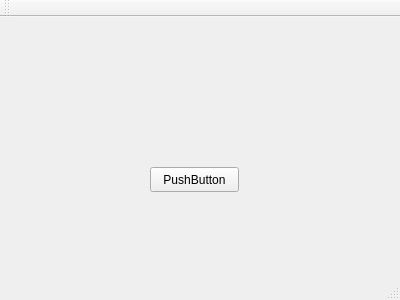
Above: Math_Game/mainwindow.ui from JayHacks2017-SC-BI-TD-BQ/Math-Game before the change. Below: the same form after it.
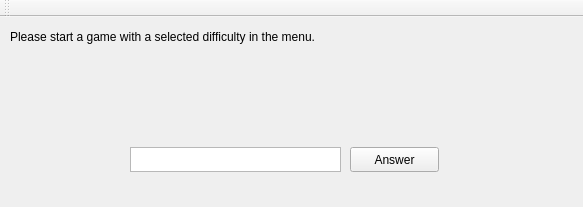
That is the form after the change.

```diff
--- a/Math_Game/mainwindow.ui
+++ b/Math_Game/mainwindow.ui
@@ -6,28 +6,62 @@
    <rect>
     <x>0</x>
     <y>0</y>
-    <width>400</width>
-    <height>300</height>
+    <width>583</width>
+    <height>207</height>
    </rect>
   </property>
   <property name="windowTitle">
    <string>MainWindow</string>
   </property>
   <widget class="QWidget" name="centralWidget">
-   <widget class="QPushButton" name="pushButton">
+   <widget class="QLabel" name="lblDisplay">
     <property name="geometry">
      <rect>
-      <x>150</x>
-      <y>150</y>
+      <x>10</x>
+      <y>10</y>
+      <width>561</width>
+      <height>20</height>
+     </rect>
+    </property>
+    <property name="text">
+     <string>Please start a game with a selected difficulty in the menu.</string>
+    </property>
+   </widget>
+   <widget class="QPlainTextEdit" name="txtAnswerInput">
+    <property name="geometry">
+     <rect>
+      <x>130</x>
+      <y>130</y>
+      <width>211</width>
+      <height>25</height>
+     </rect>
+    </property>
+   </widget>
+   <widget class="QPushButton" name="btnAnswer">
+    <property name="geometry">
+     <rect>
+      <x>350</x>
+      <y>130</y>
       <width>89</width>
       <height>25</height>
      </rect>
     </property>
     <property name="text">
-     <string>PushButton</string>
+     <string>Answer</string>
     </property>
    </widget>
   </widget>
+  <widget class="QToolBar" name="toolBar">
+   <property name="windowTitle">
+    <string>toolBar</string>
+   </property>
+   <attribute name="toolBarArea">
+    <enum>TopToolBarArea</enum>
+   </attribute>
+   <attribute name="toolBarBreak">
+    <bool>false</bool>
+   </attribute>
+  </widget>
   <widget class="QMenuBar" name="menuBar">
    <property name="geometry">
     <rect>
@@ -38,15 +72,6 @@
     </rect>
    </property>
   </widget>
-  <widget class="QToolBar" name="mainToolBar">
-   <attribute name="toolBarArea">
-    <enum>TopToolBarArea</enum>
-   </attribute>
-   <attribute name="toolBarBreak">
-    <bool>false</bool>
-   </attribute>
-  </widget>
-  <widget class="QStatusBar" name="statusBar"/>
  </widget>
  <layoutdefault spacing="6" margin="11"/>
  <resources/>
```
Left out of the diff: 4 changed lines with no effect on the pictures.
